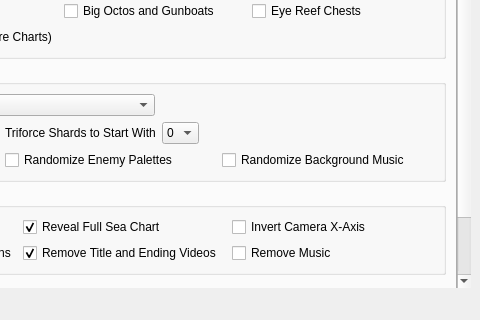
Qt form wwr_ui/randomizer_window.ui (LagoLunatic/wwrando) before a commit; both pictures show x 463 to 943 and y 260 to 580 of the 943 by 671 pixel window.
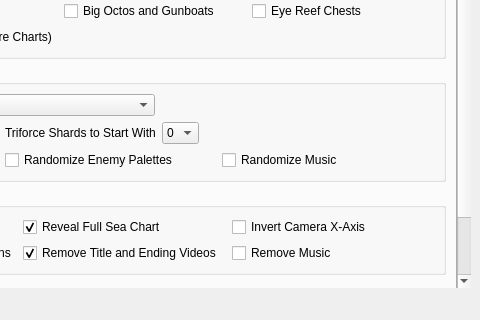
The same form after that commit.

Commit message: Completely rewrote BGM rando, renamed to music rando

What changed in the file:
```diff
--- a/wwr_ui/randomizer_window.ui
+++ b/wwr_ui/randomizer_window.ui
@@ -466,7 +466,7 @@
                <item row="2" column="3">
                 <widget class="QCheckBox" name="randomize_bgm">
                  <property name="text">
-                  <string>Randomize Background Music</string>
+                  <string>Randomize Music</string>
                  </property>
                 </widget>
                </item>
```
Left out of the diff: 2 changed lines with no effect on the pictures. The commit also changes 7 other files.
